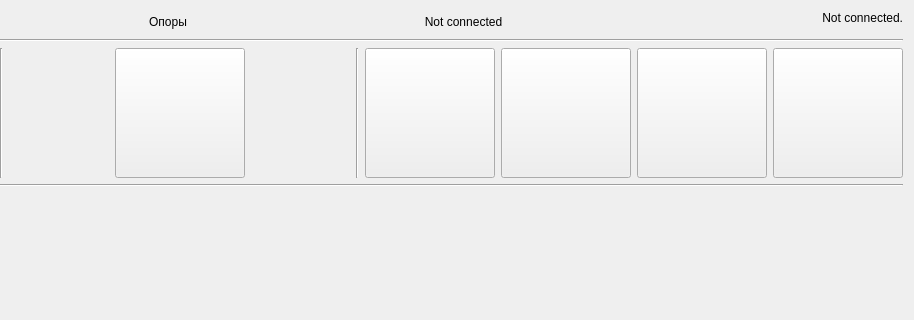
The window that BluetoothClient.ui (GRomR1/CraneManipulator) describes before a commit, drawn with Qt 5; both pictures show x 283 to 1197 and y 0 to 320 of the 1197 by 768 pixel window.
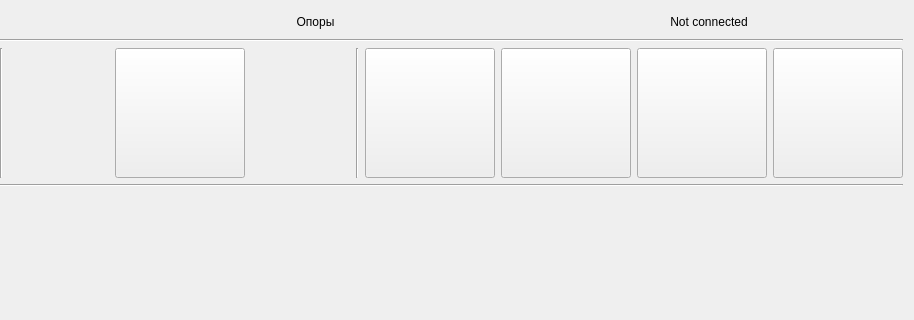
The same window after the commit. Icons and pictures are not drawn.

Patch:
```diff
--- a/BluetoothClient.ui
+++ b/BluetoothClient.ui
@@ -52,16 +52,6 @@
        </property>
       </widget>
      </item>
-     <item>
-      <widget class="QLabel" name="_labelConnecting">
-       <property name="text">
-        <string>Not connected.</string>
-       </property>
-       <property name="alignment">
-        <set>Qt::AlignRight|Qt::AlignTop|Qt::AlignTrailing</set>
-       </property>
-      </widget>
-     </item>
     </layout>
    </item>
    <item>
```
